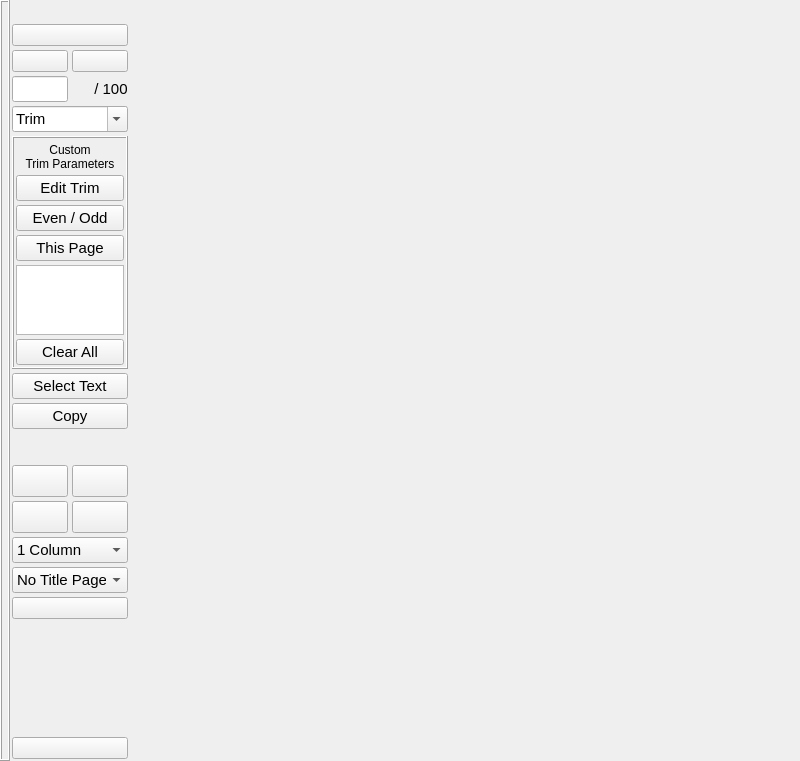
The window that ui/mainwindow.ui (turgu1/uPDF2) describes before a commit, drawn with Qt 5.
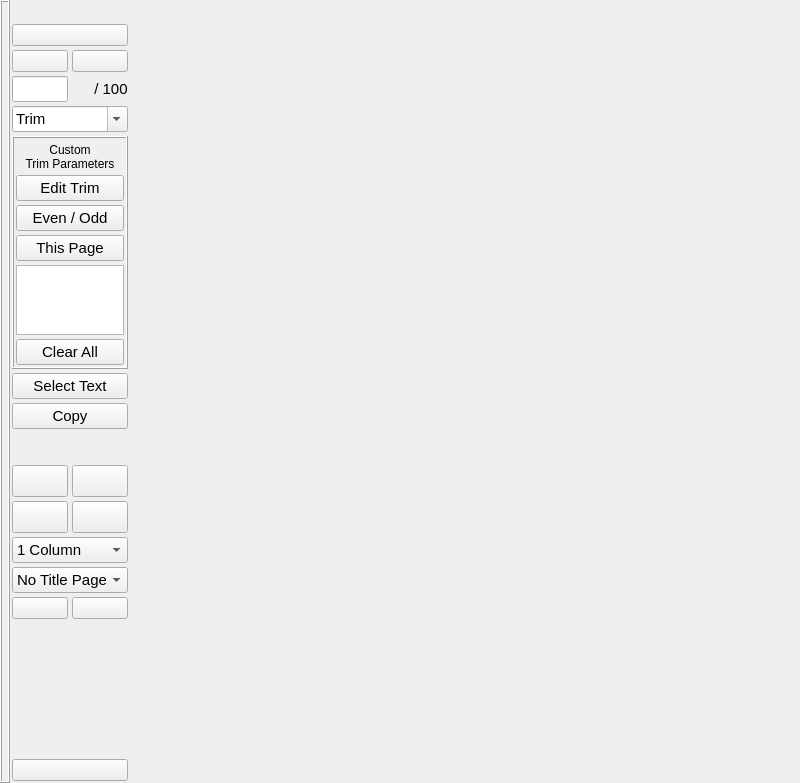
The same window after the commit. Icons and pictures are not drawn.

Commit message: Preferences dialog added

Patch:
```diff
--- a/ui/mainwindow.ui
+++ b/ui/mainwindow.ui
@@ -7,7 +7,7 @@
     <x>0</x>
     <y>0</y>
     <width>800</width>
-    <height>761</height>
+    <height>783</height>
    </rect>
   </property>
   <property name="sizePolicy">
@@ -1125,6 +1125,14 @@
         </widget>
        </item>
        <item>
+        <layout class="QHBoxLayout" name="horizontalLayout_9">
+         <property name="spacing">
+          <number>4</number>
+         </property>
+         <property name="topMargin">
+          <number>0</number>
+         </property>
+         <item>
         <widget class="QPushButton" name="fullScreenButton">
          <property name="sizePolicy">
           <sizepolicy hsizetype="Preferred" vsizetype="Minimum">
@@ -1164,6 +1172,28 @@
         </widget>
        </item>
        <item>
+          <widget class="QPushButton" name="preferencesButton">
+           <property name="toolTip">
+            <string>Preferences</string>
+           </property>
+           <property name="text">
+            <string/>
+           </property>
+           <property name="icon">
+            <iconset resource="../res/updf.qrc">
+             <normaloff>:/icons/32/img/32x32/system-run.png</normaloff>:/icons/32/img/32x32/system-run.png</iconset>
+           </property>
+           <property name="iconSize">
+            <size>
+             <width>32</width>
+             <height>32</height>
+            </size>
+           </property>
+          </widget>
+         </item>
+        </layout>
+       </item>
+       <item>
         <spacer name="verticalSpacer_2">
          <property name="orientation">
           <enum>Qt::Vertical</enum>
```
Left out of the diff: 11 changed lines with no effect on the pictures. Lines whose indentation alone changed are shown as unchanged. The commit also changes 24 other files.
